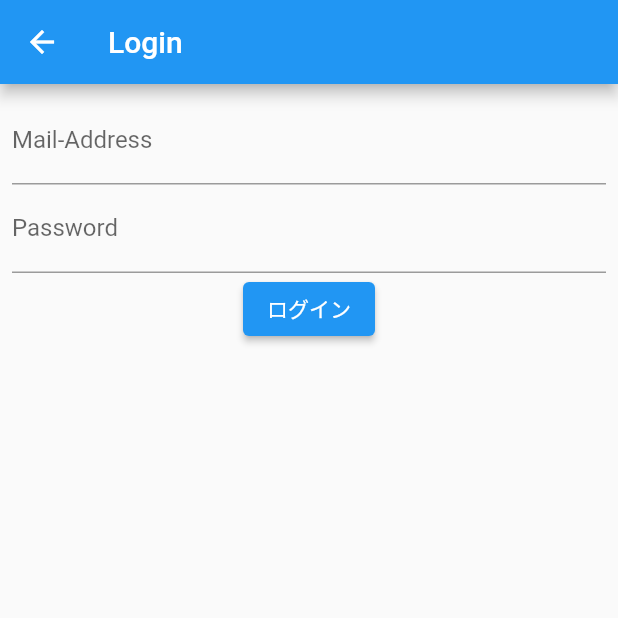
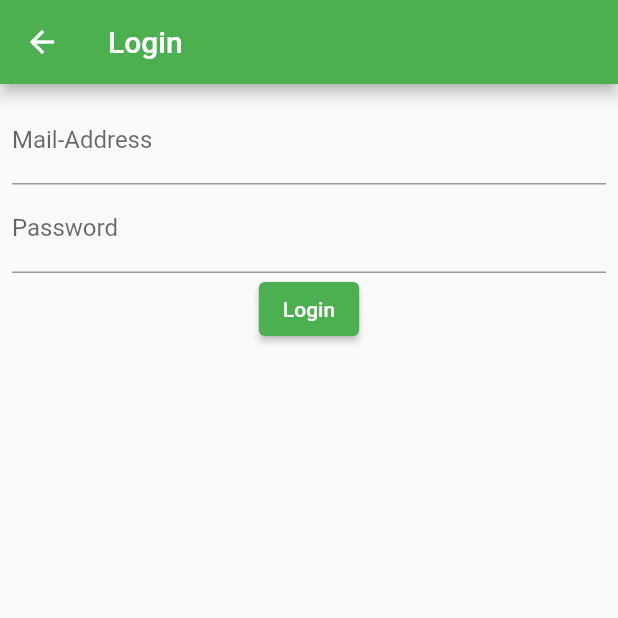
Before and after one commit to schezo817/shaberunkun, a Flutter app: the screen it shows after launch, after a tap on "Login", on a phone screen of 412 x 824 dp, the top half of it. Run offline on Flutter 3.47's test engine with Material 2 defaults, Android fonts, the light colour scheme and no system bars; our stand-ins replace cloud_firestore, dio, firebase_auth, firebase_core, flutter_dotenv, flutter_secure_storage; accounts and stored records are empty; network calls fail.

Commit message:
ver0.2.1 Chat画面充実化とUI改善

```diff
--- a/lib/main.dart
+++ b/lib/main.dart
@@ -2,7 +2,10 @@ import 'package:cloud_firestore/cloud_firestore.dart';
 import 'package:firebase_auth/firebase_auth.dart';
 import 'package:firebase_core/firebase_core.dart';
 import 'package:flutter/material.dart';
+import 'package:flutter_dotenv/flutter_dotenv.dart';
 import 'package:shaberunkun/page/first_page.dart';
+
+import 'page/chat.dart';
 
 final FirebaseAuth auth = FirebaseAuth.instance;
 final FirebaseFirestore fireStoreInstance = FirebaseFirestore.instance;
@@ -11,6 +14,7 @@ final CollectionReference users = fireStoreInstance.collection("users");
 void main() async{
   WidgetsFlutterBinding.ensureInitialized();
   await Firebase.initializeApp();
+  await dotenv.load(fileName: '.env');
   runApp(const MyApp());
 }
 
@@ -23,7 +27,7 @@ class MyApp extends StatelessWidget {
       debugShowCheckedModeBanner: false,
       title: '喋るんくん',
       theme: ThemeData(
-        primarySwatch: Colors.blue,
+        primarySwatch: Colors.green,
       ),
       home: FirstPage(),
     );
--- a/lib/page/first_page.dart
+++ b/lib/page/first_page.dart
@@ -23,20 +23,31 @@ class _FirstPageState extends State<FirstPage> {
             Container(
               height: double.infinity,
               width: double.infinity,
-              color: Colors.green,
+              color: Colors.lightGreen,
             ),
             Container(
-              padding: const EdgeInsets.all(45),
+              alignment: Alignment.center,
+              child: Text(
+                "喋るんくん",
+                style: TextStyle(
+                  fontSize: 60,
+                  fontWeight: FontWeight.bold,
+                  color: Colors.white,
+                ),
+              ),
+            ),
+            Container(
+              padding: const EdgeInsets.only(bottom: 45, right: 8, left: 8),
               child: Column(
                 mainAxisAlignment: MainAxisAlignment.end,
                 children: <Widget>[
                   Func.haveTextButton(context, Login(), 44.7, 325, "Login",
-                      Colors.blue, Colors.white),
+                      Colors.green, Colors.white),
                   Container(
                     height: 33.5,
                   ),
                   Func.haveTextButton(context, Register(), 44.7, 325, "Sign Up",
-                      Colors.blue, Colors.white),
+                      Colors.green, Colors.white),
                 ],
               ),
             ),
--- a/lib/page/login.dart
+++ b/lib/page/login.dart
@@ -73,7 +73,7 @@ class _LoginState extends State<Login> {
                 ),
                 ElevatedButton(
                   child: Text(
-                    'ログイン',
+                    'Login',
                   ),
                   onPressed: () async {
                     //フォームの入力内容を代入
--- a/pubspec.yaml
+++ b/pubspec.yaml
@@ -42,6 +42,7 @@ dependencies:
   responsive_builder: ^0.5.0+1
   flutter_secure_storage: ^7.0.1
   flutter_dotenv: ^5.0.2
+  dio: ^4.0.6
 
 dev_dependencies:
   flutter_test:
```
Also changed, not shown: lib/function/chatgpt.dart (added, +25 -0 lines), lib/page/chat.dart (+49 -7 lines), pubspec.lock, 1 other file.
